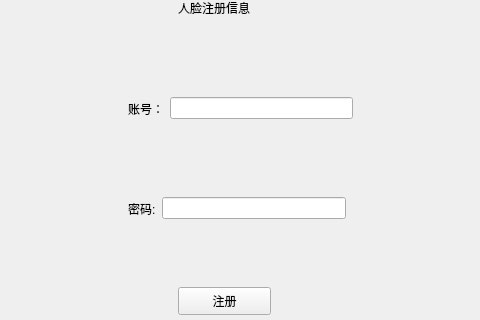
betamake/robot, file mainwindow.ui: the form before one commit; both pictures show x 222 to 702 and y 153 to 473 of the 915 by 699 pixel window.
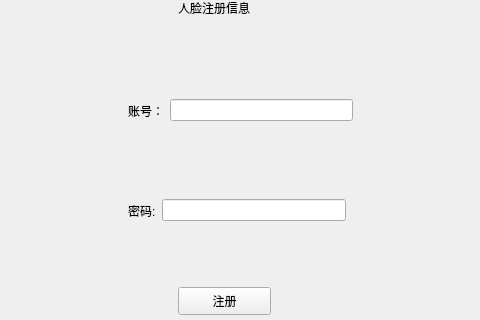
The form after the commit. The open tabs and pages were chosen to show the change.

```diff
--- a/mainwindow.ui
+++ b/mainwindow.ui
@@ -475,7 +475,7 @@
         <x>340</x>
         <y>160</y>
         <width>225</width>
-        <height>23</height>
+        <height>27</height>
        </rect>
       </property>
       <layout class="QHBoxLayout" name="horizontalLayout_4">
@@ -497,7 +497,7 @@
         <x>340</x>
         <y>260</y>
         <width>218</width>
-        <height>23</height>
+        <height>27</height>
        </rect>
       </property>
       <layout class="QHBoxLayout" name="horizontalLayout_5">
```
